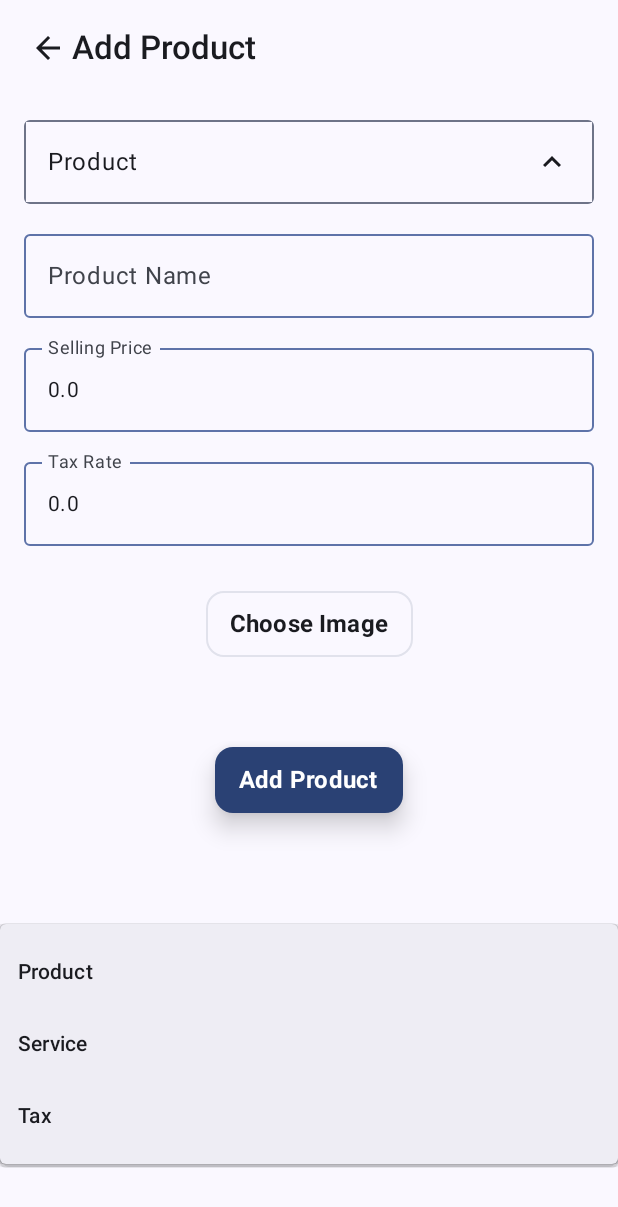
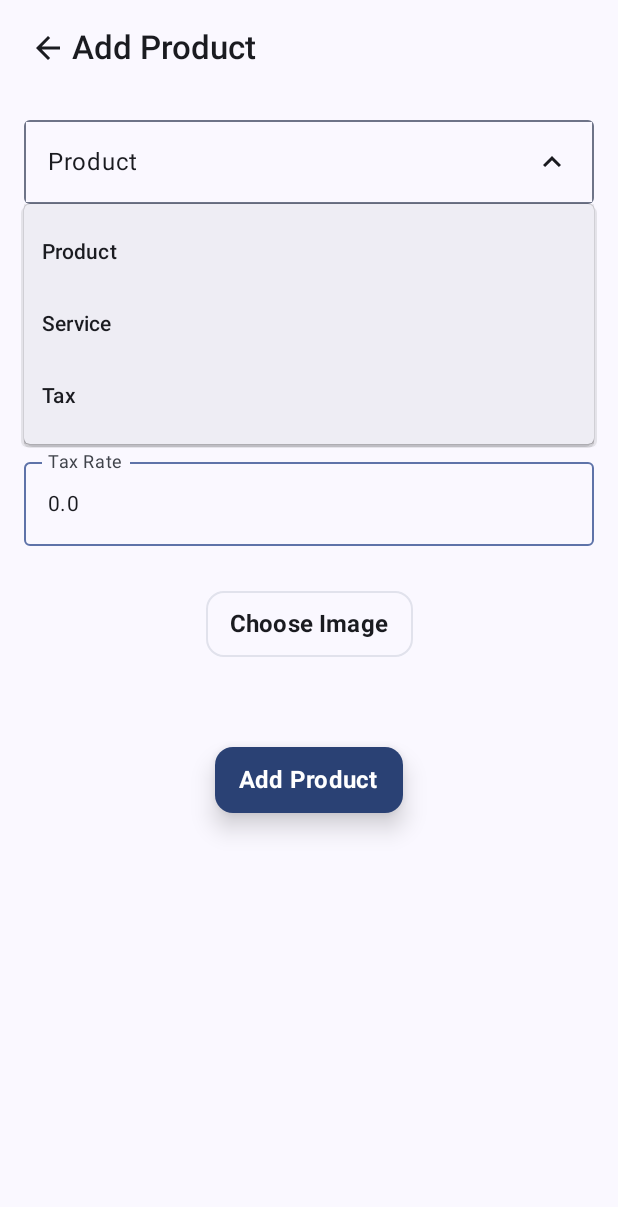
Before and after one commit to ankeshbanerjee/swipe-android-assignment, an Android app built with Jetpack Compose: the AddProductScreen screen opened through its navigation route, after a tap on "Product", on a phone screen of 412 x 824 dp. Shown: the top 1207 px of the screen. Run offline under Robolectric (Android 15) with nearby library versions, the phone set to English and light mode, and no system bars; our stand-ins replace Room's generated code.

Commit message:
dropdown ui fixed

```diff
--- a/app/src/main/java/com/example/swipeassignment/ui/screens/add_products_screen/AddProductScreen.kt
+++ b/app/src/main/java/com/example/swipeassignment/ui/screens/add_products_screen/AddProductScreen.kt
@@ -8,6 +8,7 @@ import androidx.compose.foundation.background
 import androidx.compose.foundation.border
 import androidx.compose.foundation.clickable
 import androidx.compose.foundation.layout.Arrangement
+import androidx.compose.foundation.layout.Box
 import androidx.compose.foundation.layout.Column
 import androidx.compose.foundation.layout.PaddingValues
 import androidx.compose.foundation.layout.Row
@@ -16,6 +17,7 @@ import androidx.compose.foundation.layout.fillMaxSize
 import androidx.compose.foundation.layout.fillMaxWidth
 import androidx.compose.foundation.layout.height
 import androidx.compose.foundation.layout.padding
+import androidx.compose.foundation.layout.width
 import androidx.compose.foundation.shape.RoundedCornerShape
 import androidx.compose.material.icons.Icons
 import androidx.compose.material.icons.filled.ArrowBack
@@ -34,16 +36,23 @@ import androidx.compose.material3.TopAppBar
 import androidx.compose.runtime.Composable
 import androidx.compose.runtime.collectAsState
 import androidx.compose.runtime.getValue
+import androidx.compose.runtime.mutableStateOf
+import androidx.compose.runtime.remember
+import androidx.compose.runtime.setValue
 import androidx.compose.ui.Alignment
 import androidx.compose.ui.Modifier
 import androidx.compose.ui.draw.clip
+import androidx.compose.ui.geometry.Size
 import androidx.compose.ui.graphics.Color
+import androidx.compose.ui.layout.onGloballyPositioned
 import androidx.compose.ui.platform.LocalContext
+import androidx.compose.ui.platform.LocalDensity
 import androidx.compose.ui.text.font.FontWeight
 import androidx.compose.ui.text.input.KeyboardType
 import androidx.compose.ui.tooling.preview.Preview
 import androidx.compose.ui.unit.dp
 import androidx.compose.ui.unit.sp
+import androidx.compose.ui.unit.toSize
 import com.example.swipeassignment.LocalNavController
 import com.example.swipeassignment.Products
 import com.example.swipeassignment.ui.common.shared_components.CustomOutlinedTextInput
@@ -73,7 +82,7 @@ fun AddProductScreen(vm: AddProductViewModel = koinViewModel()) {
     val uiState by vm.uiState.collectAsState()
     val handleAddProduct = {
         vm.handleAddProduct {
-            navController.navigate(Products){
+            navController.navigate(Products) {
                 popUpTo(0)
             }
         }
@@ -142,7 +151,7 @@ fun AddProductScreenContent(
                 modifier = Modifier.padding(horizontal = 16.dp)
             )
         }
-    ) {
+    ) { it ->
         Column(
             horizontalAlignment = Alignment.CenterHorizontally,
             modifier = Modifier
@@ -152,6 +161,8 @@ fun AddProductScreenContent(
                 .padding(horizontal = 16.dp)
                 .padding(top = 16.dp)
         ) {
+            Box {
+                var dropDownMenuSize by remember { mutableStateOf(Size.Zero) }
                 Row(
                     horizontalArrangement = Arrangement.SpaceBetween,
                     verticalAlignment = Alignment.CenterVertically,
@@ -161,8 +172,12 @@ fun AddProductScreenContent(
                         .clickable {
                             toggleDropDown()
                         }
+                        .onGloballyPositioned { coords ->
+                            dropDownMenuSize = coords.size.toSize()
+                        }
                         .padding(16.dp)
                         .fillMaxWidth()
+
                 ) {
                     Text(text = selectedProduct)
                     Icon(
@@ -170,18 +185,11 @@ fun AddProductScreenContent(
                         contentDescription = null
                     )
                 }
-            val context = LocalContext.current
-            val pickMedia =
-                rememberLauncherForActivityResult(ActivityResultContracts.PickVisualMedia()) { uri ->
-                    if (uri != null) {
-                        val file = getFileFromUri(contentResolver = context.contentResolver, uri = uri)
-                        setImage(file)
-                    }
-                }
                 DropdownMenu(
                     expanded = isDropDownExpanded,
                     onDismissRequest = { toggleDropDown() },
-                modifier = Modifier.fillMaxWidth()
+                    modifier = Modifier
+                        .width(with(LocalDensity.current) { dropDownMenuSize.width.toDp() })
                 ) {
                     productsList.forEach { label ->
                         DropdownMenuItem(
@@ -190,6 +198,7 @@ fun AddProductScreenContent(
                                 setSelectedProduct(label)
                                 toggleDropDown()
                             })
+                    }
                 }
             }
             Spacer(modifier = Modifier.height(12.dp))
@@ -216,7 +225,16 @@ fun AddProductScreenContent(
                 keyboardType = KeyboardType.Number
             )
             Spacer(modifier = Modifier.height(12.dp))
-            Button (
+            val context = LocalContext.current
+            val pickMedia =
+                rememberLauncherForActivityResult(ActivityResultContracts.PickVisualMedia()) { uri ->
+                    if (uri != null) {
+                        val file =
+                            getFileFromUri(contentResolver = context.contentResolver, uri = uri)
+                        setImage(file)
+                    }
+                }
+            Button(
                 onClick = {
                     pickMedia.launch(PickVisualMediaRequest(ActivityResultContracts.PickVisualMedia.ImageOnly))
                 },
@@ -250,7 +268,7 @@ fun AddProductScreenContent(
                 )
             }
             Spacer(modifier = Modifier.height(12.dp))
-            Button (
+            Button(
                 onClick = {
                     handleAddProduct()
                 },
```
Lines whose indentation alone changed are shown as unchanged.
